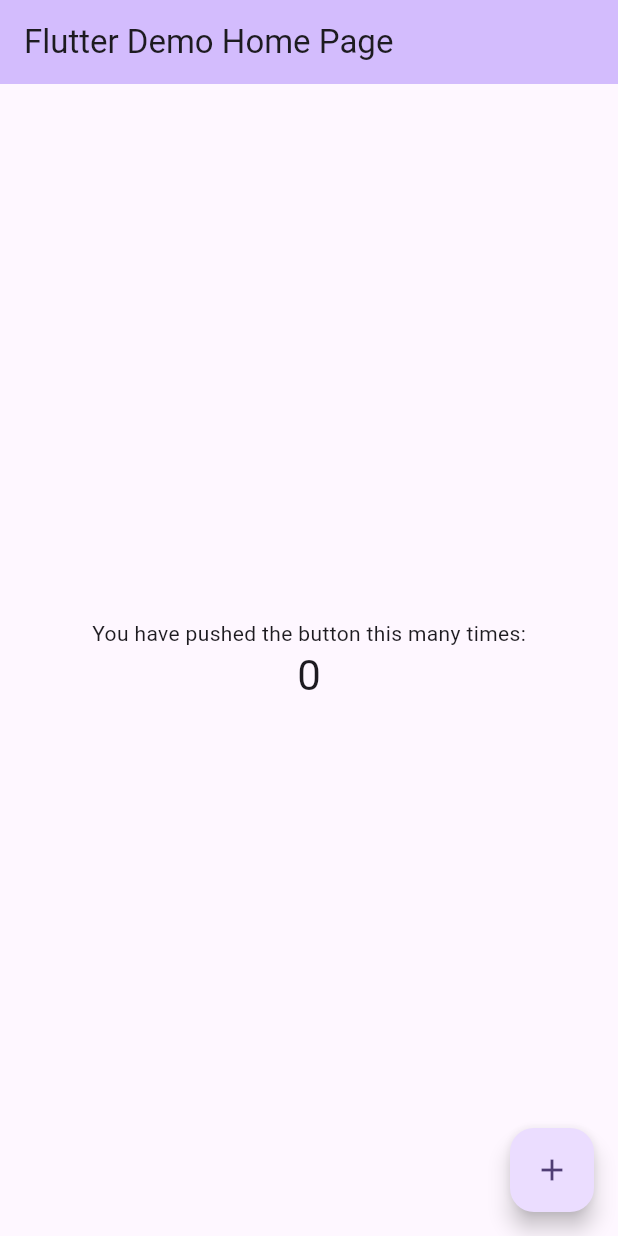
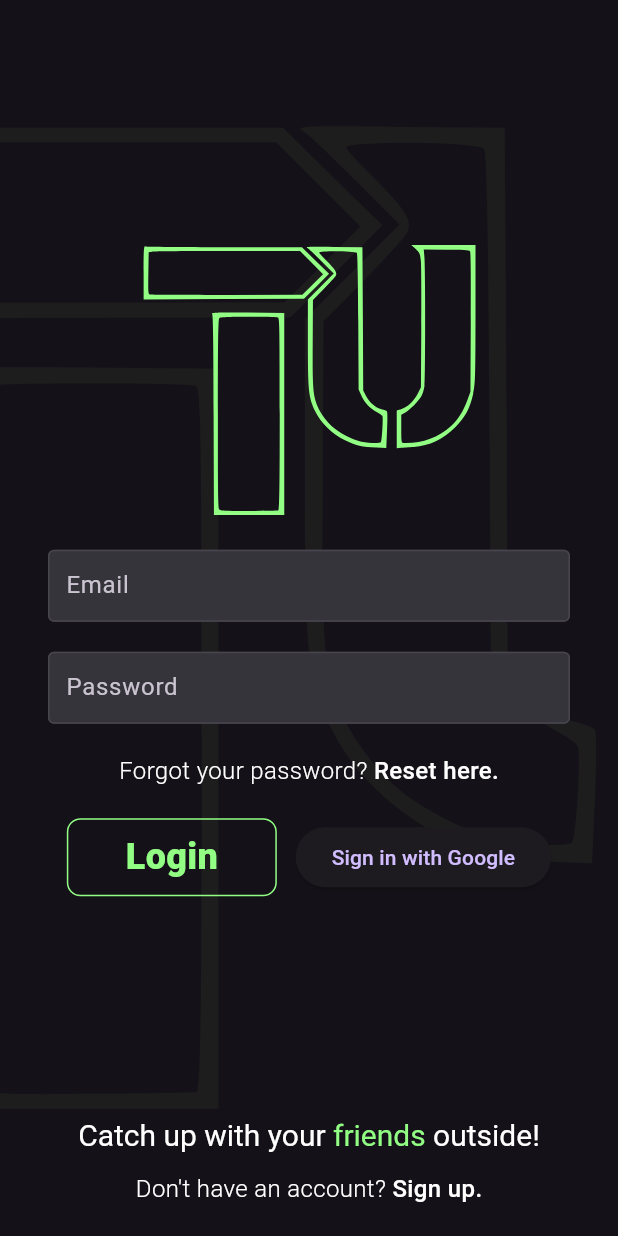
Before and after one commit to daliabtnj/teamUp, a Flutter app: the screen it shows after launch, on a phone screen of 412 x 824 dp. Run offline on Flutter 3.47's test engine with Material 3 defaults, Android fonts, the phone set to English and light mode, and no system bars; our stand-ins replace firebase_core, flutter_svg; accounts and stored records are empty.

Commit message:
Started login page, added license and updated readme

```diff
--- a/teamup/lib/main.dart
+++ b/teamup/lib/main.dart
@@ -1,8 +1,10 @@
 import 'package:flutter/material.dart';
 import 'package:firebase_core/firebase_core.dart';
-import 'firebase_options.dart';
+import 'package:teamup/screens/login.dart';
 
-void main() {
+void main() async {
+  WidgetsFlutterBinding.ensureInitialized();
+  await Firebase.initializeApp();
   runApp(const MyApp());
 }
 
@@ -13,115 +15,13 @@ class MyApp extends StatelessWidget {
   @override
   Widget build(BuildContext context) {
     return MaterialApp(
-      title: 'Flutter Demo',
-      theme: ThemeData(
-        // This is the theme of your application.
-        //
-        // TRY THIS: Try running your application with "flutter run". You'll see
-        // the application has a purple toolbar. Then, without quitting the app,
-        // try changing the seedColor in the colorScheme below to Colors.green
-        // and then invoke "hot reload" (save your changes or press the "hot
-        // reload" button in a Flutter-supported IDE, or press "r" if you used
-        // the command line to start the app).
-        //
-        // Notice that the counter didn't reset back to zero; the application
-        // state is not lost during the reload. To reset the state, use hot
-        // restart instead.
-        //
-        // This works for code too, not just values: Most code changes can be
-        // tested with just a hot reload.
-        colorScheme: ColorScheme.fromSeed(seedColor: Colors.deepPurple),
-        useMaterial3: true,
+      title: 'Team Up',
+      theme: ThemeData.dark(
       ),
-      home: const MyHomePage(title: 'Flutter Demo Home Page'),
+      home: LoginScreen()
+    //   home: ResponsiveLayout(
+    //     webScreenLayout: WebScreenLayout(),
+    //     mobileScreenLayout: MobileScreenLayout()),
     );
   }
 }
-
-class MyHomePage extends StatefulWidget {
-  const MyHomePage({super.key, required this.title});
-
-  // This widget is the home page of your application. It is stateful, meaning
-  // that it has a State object (defined below) that contains fields that affect
-  // how it looks.
-
-  // This class is the configuration for the state. It holds the values (in this
-  // case the title) provided by the parent (in this case the App widget) and
-  // used by the build method of the State. Fields in a Widget subclass are
-  // always marked "final".
-
-  final String title;
-
-  @override
-  State<MyHomePage> createState() => _MyHomePageState();
-}
-
-class _MyHomePageState extends State<MyHomePage> {
-  int _counter = 0;
-
-  void _incrementCounter() {
-    setState(() {
-      // This call to setState tells the Flutter framework that something has
-      // changed in this State, which causes it to rerun the build method below
-      // so that the display can reflect the updated values. If we changed
-      // _counter without calling setState(), then the build method would not be
-      // called again, and so nothing would appear to happen.
-      _counter++;
-    });
-  }
-
-  @override
-  Widget build(BuildContext context) {
-    // This method is rerun every time setState is called, for instance as done
-    // by the _incrementCounter method above.
-    //
-    // The Flutter framework has been optimized to make rerunning build methods
-    // fast, so that you can just rebuild anything that needs updating rather
-    // than having to individually change instances of widgets.
-    return Scaffold(
-      appBar: AppBar(
-        // TRY THIS: Try changing the color here to a specific color (to
-        // Colors.amber, perhaps?) and trigger a hot reload to see the AppBar
-        // change color while the other colors stay the same.
-        backgroundColor: Theme.of(context).colorScheme.inversePrimary,
-        // Here we take the value from the MyHomePage object that was created by
-        // the App.build method, and use it to set our appbar title.
-        title: Text(widget.title),
-      ),
-      body: Center(
-        // Center is a layout widget. It takes a single child and positions it
-        // in the middle of the parent.
-        child: Column(
-          // Column is also a layout widget. It takes a list of children and
-          // arranges them vertically. By default, it sizes itself to fit its
-          // children horizontally, and tries to be as tall as its parent.
-          //
-          // Column has various properties to control how it sizes itself and
-          // how it positions its children. Here we use mainAxisAlignment to
-          // center the children vertically; the main axis here is the vertical
-          // axis because Columns are vertical (the cross axis would be
-          // horizontal).
-          //
-          // TRY THIS: Invoke "debug painting" (choose the "Toggle Debug Paint"
-          // action in the IDE, or press "p" in the console), to see the
-          // wireframe for each widget.
-          mainAxisAlignment: MainAxisAlignment.center,
-          children: <Widget>[
-            const Text(
-              'You have pushed the button this many times:',
-            ),
-            Text(
-              '$_counter',
-              style: Theme.of(context).textTheme.headlineMedium,
-            ),
-          ],
-        ),
-      ),
-      floatingActionButton: FloatingActionButton(
-        onPressed: _incrementCounter,
-        tooltip: 'Increment',
-        child: const Icon(Icons.add),
-      ), // This trailing comma makes auto-formatting nicer for build methods.
-    );
-  }
-}
--- /dev/null
+++ b/teamup/lib/responsive/mobile_screen_layout.dart
@@ -0,0 +1,10 @@
+import 'package:flutter/material.dart';
+
+class MobileScreenLayout extends StatelessWidget {
+  const MobileScreenLayout({super.key});
+
+  @override
+  Widget build(BuildContext context) {
+    return Scaffold(body: Center(child: Text('This is mobile')));
+  }
+}
--- /dev/null
+++ b/teamup/lib/responsive/responsive_layout_builder.dart
@@ -0,0 +1,24 @@
+import 'package:flutter/material.dart';
+import 'package:teamup/utils/dimensions.dart';
+
+// This is for if we ever decide to have a different layout for web and mobile in case we also make it for web
+
+class ResponsiveLayout extends StatelessWidget {
+  final Widget webScreenLayout;
+  final Widget mobileScreenLayout;
+  const ResponsiveLayout({super.key, required this.webScreenLayout, required this.mobileScreenLayout});
+
+  @override
+  Widget build(BuildContext context) {
+    return LayoutBuilder(
+      builder: (context, constraints) {
+        if (constraints.maxWidth > webScreenSize) {
+          // web screen
+          return webScreenLayout;
+        }
+        // else, mobile screen
+        return mobileScreenLayout;
+      }
+    );
+  }
+}
--- /dev/null
+++ b/teamup/lib/responsive/web_screen_layout.dart
@@ -0,0 +1,10 @@
+import 'package:flutter/material.dart';
+
+class WebScreenLayout extends StatelessWidget {
+  const WebScreenLayout({super.key});
+
+  @override
+  Widget build(BuildContext context) {
+    return Scaffold(body: Center(child: Text('This is web')));
+  }
+}
--- /dev/null
+++ b/teamup/lib/screens/login.dart
@@ -0,0 +1,188 @@
+import 'package:flutter/material.dart';
+import 'package:flutter_svg/flutter_svg.dart';
+import 'package:teamup/utils/colors.dart';
+import 'package:teamup/widgets/text_field_input.dart';
+
+class LoginScreen extends StatefulWidget {
+  const LoginScreen({super.key});
+
+  @override
+  State<LoginScreen> createState() => _LoginScreenState();
+}
+
+class _LoginScreenState extends State<LoginScreen> {
+  final TextEditingController _emailController = TextEditingController();
+  final TextEditingController _passwordController = TextEditingController();
+
+  @override
+  void dispose() {
+    super.dispose();
+    _emailController.dispose();
+    _passwordController.dispose();
+  }
+
+  @override
+  Widget build(BuildContext context) {
+    return Scaffold(
+      body: SafeArea(
+        child: Container(
+          width: double.infinity,
+          child: Stack(
+            children: [
+              Positioned.fill(
+                child: SvgPicture.asset(
+                  'assets/svg_outline.svg',
+                  fit: BoxFit.cover,
+                  colorFilter: ColorFilter.mode(
+                    const Color.fromARGB(255, 29, 29, 29),
+                    BlendMode.srcIn,
+                  ),
+                ),
+              ),
+              Container(
+                padding: EdgeInsets.symmetric(horizontal: 32),
+                child: Column(
+                  crossAxisAlignment: CrossAxisAlignment.center,
+                  children: [
+                    Flexible(flex: 2, child: Container()),
+                    SvgPicture.asset(
+                      'assets/svg_outline.svg',
+                      height: 225,
+                      colorFilter: ColorFilter.mode(brandGreen, BlendMode.srcIn),
+                    ),
+                    // const SizedBox(height: 40),
+                    // text field input for email
+                    TextFieldInput(
+                      textInputType: TextInputType.emailAddress,
+                      textEditingController: _emailController,
+                      labelText: 'Email',
+                      hintText: 'Please enter your email',
+                    ),
+                    const SizedBox(height: 20), // Separates the email and password fields
+                    // text field input for password
+                    TextFieldInput(
+                      textInputType: TextInputType.text,
+                      textEditingController: _passwordController,
+                      labelText: 'Password',
+                      hintText: 'Please enter your password',
+                      isPass: true,
+                    ),
+                    const SizedBox(height: 20),
+                    Row(
+                      mainAxisAlignment: MainAxisAlignment.center,
+                      children: [
+                        Container(
+                          child: Text(
+                            'Forgot your password? ',
+                            style: TextStyle(
+                              color: Colors.white,
+                              fontSize: 16,
+                              fontWeight: FontWeight.w300,
+                            ),
+                          ),
+                        ),
+                        Container(
+                          child: Text(
+                            'Reset here.',
+                            style: TextStyle(
+                              color: Colors.white,
+                              fontSize: 16,
+                              fontWeight: FontWeight.w500,
+                            ),
+                          ),
+                        ),
+                      ],
+                    ),
+                    // button for login
+                    const SizedBox(height: 20), // Separates the password field and the login button
+                    Row(
+                      mainAxisAlignment: MainAxisAlignment.spaceEvenly,
+                      children: [
+                        Container(
+                          width: 140,
+                          alignment: Alignment.center,
+                          padding: const EdgeInsets.symmetric(vertical: 8),
+                          decoration: ShapeDecoration(
+                            shape: RoundedRectangleBorder(
+                              borderRadius: const BorderRadius.all(Radius.circular(9)),
+                              side: BorderSide(color: brandGreen, width: 1),
+                            ),
+                          ),
+                          child: Text(
+                            'Login',
+                            style: TextStyle(
+                              color: brandGreen,
+                              fontWeight: FontWeight.w900,
+                              fontSize: 24,
+                            ),
+                          ),
+                        ),
+                        ElevatedButton(
+                          onPressed: () async {
+                            // User? user = await _signInWithGoogle();
+                            // if (user != null) {
+                            //   print("Signed in as: ${user.displayName}");
+                            // }
+                          },
+                          child: Text("Sign in with Google"),
+                        ),
+                      ],
+                    ),
+                    Flexible(flex: 2, child: Container()),
+                    // SizedBox(height: 200),
+                    RichText(
+                      textAlign: TextAlign.center,
+                      text: TextSpan(
+                        children: [
+                          TextSpan(
+                            text: 'Catch up with your',
+                            style: TextStyle(color: Colors.white, fontSize: 20),
+                          ),
+                          TextSpan(
+                            text: ' friends',
+                            style: TextStyle(color: brandGreen, fontSize: 20, height: 1.6),
+                          ),
+                          TextSpan(
+                            text: ' outside!',
+                            style: TextStyle(color: Colors.white, fontSize: 20),
+                          ),
+                        ],
+                      ),
+                    ),
+                    SizedBox(height: 10),
+                    Row(
+                      mainAxisAlignment: MainAxisAlignment.center,
+                      children: [
+                        Container(
+                          child: Text(
+                            'Don\'t have an account? ',
+                            style: TextStyle(
+                              color: Colors.white,
+                              fontSize: 16,
+                              fontWeight: FontWeight.w300,
+                            ),
+                          ),
+                        ),
+                        Container(
+                          child: Text(
+                            'Sign up.',
+                            style: TextStyle(
+                              color: Colors.white,
+                              fontSize: 16,
+                              fontWeight: FontWeight.w500,
+                            ),
+                          ),
+                        ),
+                      ],
+                    ),
+                    SizedBox(height: 20),
+                  ],
+                ),
+              ),
+            ],
+          ),
+        ),
+      ),
+    );
+  }
+}
--- /dev/null
+++ b/teamup/lib/utils/colors.dart
@@ -0,0 +1,3 @@
+import 'package:flutter/material.dart';
+
+final Color brandGreen = Color.fromARGB(255, 146, 255, 132);
--- /dev/null
+++ b/teamup/lib/utils/dimensions.dart
@@ -0,0 +1,2 @@
+
+const webScreenSize = 600.0;
--- /dev/null
+++ b/teamup/lib/widgets/text_field_input.dart
@@ -0,0 +1,37 @@
+import 'package:flutter/material.dart';
+import 'package:teamup/utils/colors.dart';
+
+class TextFieldInput extends StatelessWidget {
+
+  final TextEditingController textEditingController;
+  final bool isPass;
+  final String labelText;
+  final String hintText;
+  final TextInputType textInputType;
+
+  const TextFieldInput({super.key, required this.textEditingController, required this.textInputType, this.isPass = false, required this.labelText, required this.hintText});
+
+  @override
+  Widget build(BuildContext context) {
+
+    final inputBorder = OutlineInputBorder(
+      borderSide: Divider.createBorderSide(context),
+    );
+
+    return TextField(
+      decoration: InputDecoration(
+        labelText: labelText,
+        hintText: hintText,
+        border: inputBorder,
+        filled: true,
+        contentPadding: EdgeInsets.all(8),
+        enabledBorder: inputBorder,
+        focusedBorder: OutlineInputBorder(
+          borderSide: BorderSide(color: brandGreen, width: 1.0)
+        )
+      ),
+      keyboardType: textInputType,
+      obscureText: isPass,
+    );
+  }
+}
```
Also changed, not shown: teamup/pubspec.yaml (+8 -1 lines), teamup/assets/svg_outline.svg (added), teamup/lib/screens/home.dart (added), teamup/lib/screens/register.dart (added), teamup/pubspec.lock, 6 other files.
